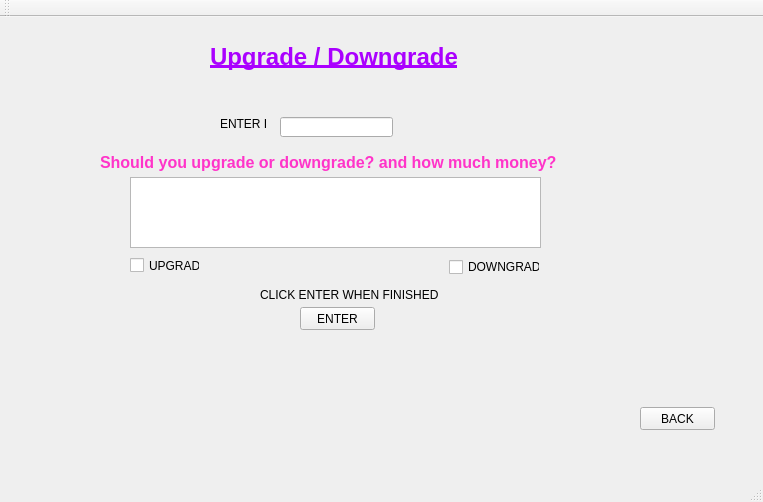
Old version of the form Forms/mainwindow.ui in the repository TheSoullessOne/Group-Project-1.
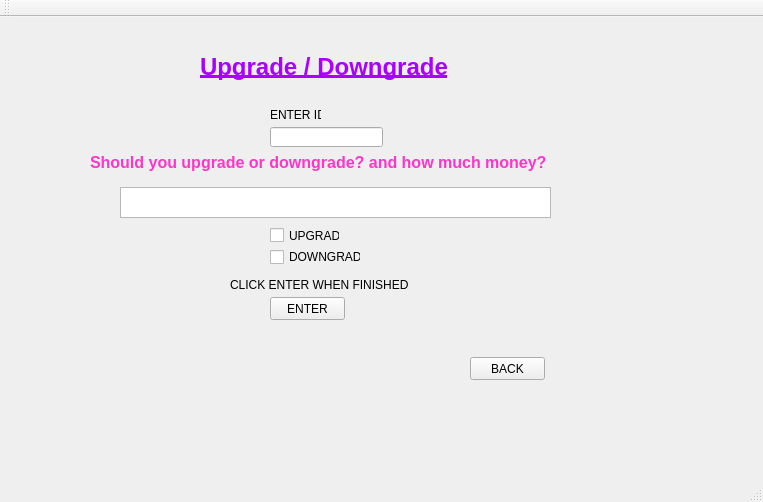
New version of the form. The open tabs and pages were chosen to show the change.

What changed in the file:
```diff
--- a/Forms/mainwindow.ui
+++ b/Forms/mainwindow.ui
@@ -17,8 +17,8 @@
    <widget class="QStackedWidget" name="pages">
     <property name="geometry">
      <rect>
-      <x>20</x>
-      <y>0</y>
+      <x>10</x>
+      <y>10</y>
       <width>731</width>
       <height>441</height>
      </rect>
@@ -660,8 +660,8 @@
      <widget class="QPushButton" name="backButton_upgrade">
       <property name="geometry">
        <rect>
-        <x>620</x>
-        <y>390</y>
+        <x>460</x>
+        <y>330</y>
         <width>75</width>
         <height>23</height>
        </rect>
@@ -696,14 +696,14 @@
      <widget class="QLabel" name="label_14">
       <property name="geometry">
        <rect>
-        <x>200</x>
-        <y>100</y>
-        <width>47</width>
-        <height>13</height>
+        <x>260</x>
+        <y>80</y>
+        <width>51</width>
+        <height>16</height>
        </rect>
       </property>
       <property name="text">
-       <string>ENTER ID</string>
+       <string>ENTER ID:</string>
       </property>
      </widget>
      <widget class="QTextBrowser" name="textBrowser_12">
@@ -711,8 +711,8 @@
        <rect>
         <x>110</x>
         <y>160</y>
-        <width>411</width>
-        <height>71</height>
+        <width>431</width>
+        <height>31</height>
        </rect>
       </property>
      </widget>
@@ -720,7 +720,7 @@
       <property name="geometry">
        <rect>
         <x>80</x>
-        <y>130</y>
+        <y>120</y>
         <width>471</width>
         <height>31</height>
        </rect>
@@ -732,8 +732,8 @@
      <widget class="QCheckBox" name="checkBox_2">
       <property name="geometry">
        <rect>
-        <x>110</x>
-        <y>240</y>
+        <x>260</x>
+        <y>200</y>
         <width>70</width>
         <height>17</height>
        </rect>
@@ -745,8 +745,8 @@
      <widget class="QCheckBox" name="checkBox_3">
       <property name="geometry">
        <rect>
-        <x>429</x>
-        <y>240</y>
+        <x>260</x>
+        <y>220</y>
         <width>91</width>
         <height>20</height>
        </rect>
@@ -758,8 +758,8 @@
      <widget class="QPushButton" name="pushButton">
       <property name="geometry">
        <rect>
-        <x>280</x>
-        <y>290</y>
+        <x>260</x>
+        <y>270</y>
         <width>75</width>
         <height>23</height>
        </rect>
@@ -771,8 +771,8 @@
      <widget class="QLabel" name="label">
       <property name="geometry">
        <rect>
-        <x>240</x>
-        <y>270</y>
+        <x>220</x>
+        <y>250</y>
         <width>181</width>
         <height>16</height>
        </rect>
```
Left out of the diff: 17 changed lines with no effect on the pictures.
